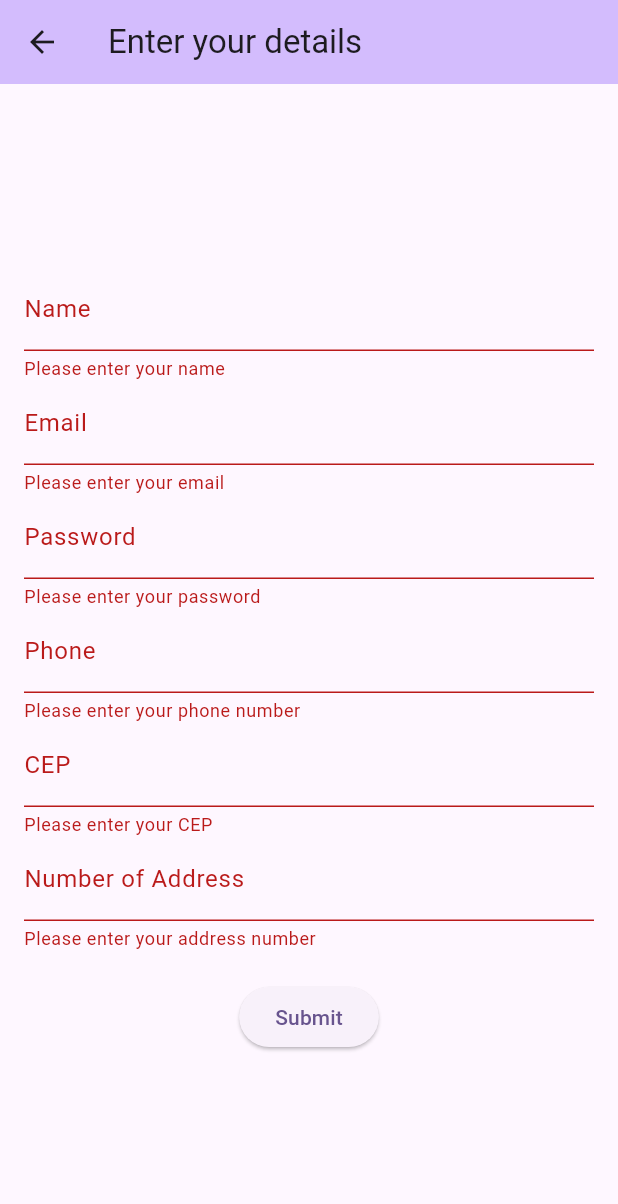
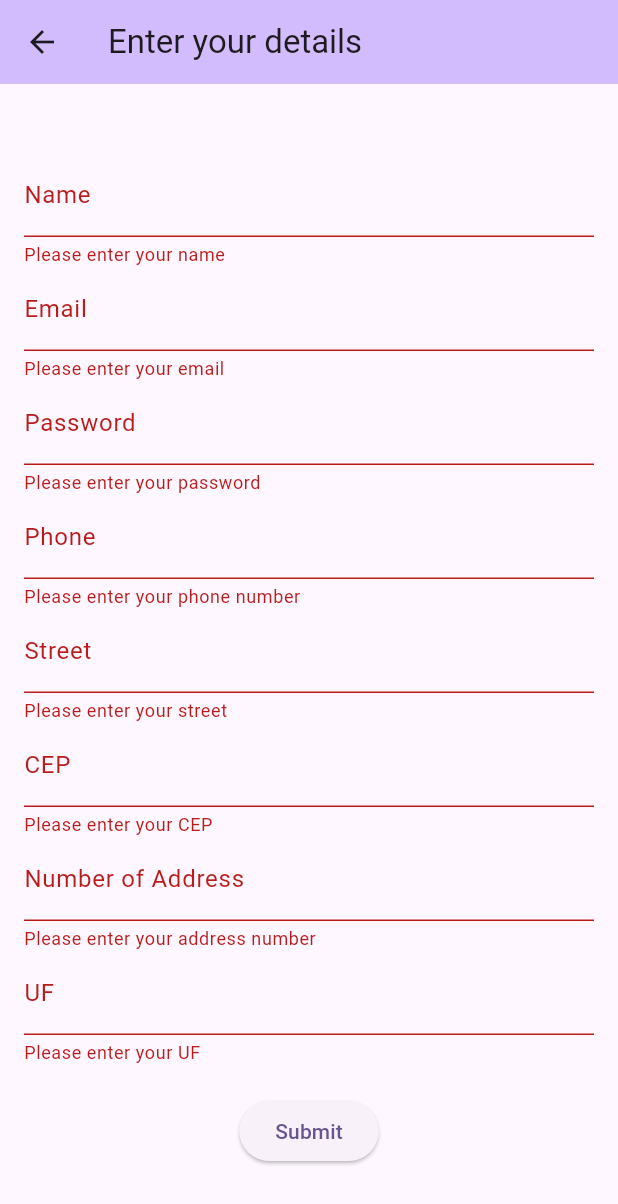
Before and after one commit to rayanabonfanti/quickfix, a Flutter app: the UserFormPage screen opened directly, after a tap on "Submit", on a phone screen of 412 x 824 dp. Shown: the top 1204 px of the screen. Run offline on Flutter 3.47's test engine with Material 3 defaults, Android fonts, the phone set to English and light mode, and no system bars; our stand-ins replace flutter_dotenv, supabase_flutter; accounts and stored records are empty.

```diff
--- /dev/null
+++ b/lib/tests/UserFormPage.dart
@@ -0,0 +1,174 @@
+import 'package:flutter/material.dart';
+import 'package:supabase_flutter/supabase_flutter.dart';
+
+class UserFormPage extends StatefulWidget {
+  const UserFormPage({super.key});
+
+  @override
+  State<UserFormPage> createState() => _UserFormPageState();
+}
+
+class _UserFormPageState extends State<UserFormPage> {
+  final GlobalKey<FormState> _formKey = GlobalKey<FormState>();
+  final TextEditingController _nameController = TextEditingController();
+  final TextEditingController _emailController = TextEditingController();
+  final TextEditingController _passwordController = TextEditingController();
+  final TextEditingController _phoneController = TextEditingController();
+  final TextEditingController _cepController = TextEditingController();
+  final TextEditingController _addressNumberController = TextEditingController();
+  final TextEditingController _streetController = TextEditingController();
+  final TextEditingController _ufController = TextEditingController();
+
+  @override
+  Widget build(BuildContext context) {
+    return Scaffold(
+      appBar: AppBar(
+        backgroundColor: Theme.of(context).colorScheme.inversePrimary,
+        title: const Text('Enter your details'),
+      ),
+      body: Center(
+        child: Padding(
+          padding: const EdgeInsets.all(16.0),
+          child: Form(
+            key: _formKey,
+            child: SingleChildScrollView(
+              child: Column(
+                mainAxisAlignment: MainAxisAlignment.center,
+                children: [
+                  TextFormField(
+                    controller: _nameController,
+                    decoration: const InputDecoration(labelText: 'Name'),
+                    validator: (value) {
+                      if (value == null || value.isEmpty) {
+                        return 'Please enter your name';
+                      }
+                      return null;
+                    },
+                  ),
+                  TextFormField(
+                    controller: _emailController,
+                    decoration: const InputDecoration(labelText: 'Email'),
+                    validator: (value) {
+                      if (value == null || value.isEmpty) {
+                        return 'Please enter your email';
+                      }
+                      return null;
+                    },
+                  ),
+                  TextFormField(
+                    controller: _passwordController,
+                    decoration: const InputDecoration(labelText: 'Password'),
+                    obscureText: true,
+                    validator: (value) {
+                      if (value == null || value.isEmpty) {
+                        return 'Please enter your password';
+                      }
+                      return null;
+                    },
+                  ),
+                  TextFormField(
+                    controller: _phoneController,
+                    decoration: const InputDecoration(labelText: 'Phone'),
+                    validator: (value) {
+                      if (value == null || value.isEmpty) {
+                        return 'Please enter your phone number';
+                      }
+                      return null;
+                    },
+                  ),
+                  TextFormField(
+                    controller: _streetController,
+                    decoration: const InputDecoration(labelText: 'Street'),
+                    validator: (value) {
+                      if (value == null || value.isEmpty) {
+                        return 'Please enter your street';
+                      }
+                      return null;
+                    },
+                  ),
+                  TextFormField(
+                    controller: _cepController,
+                    decoration: const InputDecoration(labelText: 'CEP'),
+                    validator: (value) {
+                      if (value == null || value.isEmpty) {
+                        return 'Please enter your CEP';
+                      }
+                      return null;
+                    },
+                  ),
+                  TextFormField(
+                    controller: _addressNumberController,
+                    decoration: const InputDecoration(labelText: 'Number of Address'),
+                    validator: (value) {
+                      if (value == null || value.isEmpty) {
+                        return 'Please enter your address number';
+                      }
+                      return null;
+                    },
+                  ),
+                  TextFormField(
+                    controller: _ufController,
+                    decoration: const InputDecoration(labelText: 'UF'),
+                    validator: (value) {
+                      if (value == null || value.isEmpty) {
+                        return 'Please enter your UF';
+                      }
+                      return null;
+                    },
+                  ),
+                  const SizedBox(height: 20),
+                  ElevatedButton(
+                    onPressed: () async {
+                      if (_formKey.currentState?.validate() ?? false) {
+                        final scaffoldMessenger = ScaffoldMessenger.of(context);
+                        final navigator = Navigator.of(context);
+
+                        // Insert address first
+                        final response = await Supabase.instance.client.from('address').insert({
+                          'number': _addressNumberController.text,
+                          'street': _streetController.text,
+                          'uf': _ufController.text,
+                          'cep': _cepController.text,
+                        }).select();
+
+                        print('response: $response');
+
+                        if (response.isEmpty) {
+                          scaffoldMessenger.showSnackBar(
+                            const SnackBar(content: Text('Error inserting address')),
+                          );
+                          return;
+                        }
+
+                        final addressId = response[0]['id'];
+
+                        print('addressId: $addressId');
+                        // Insert user with addressId
+                        final userResponse = await Supabase.instance.client.from('users').insert({
+                          'name': _nameController.text,
+                          'email': _emailController.text,
+                          'password': _passwordController.text,
+                          'phone': _phoneController.text,
+                          'addressId': addressId,
+                        }).select();
+
+                        if (userResponse.isEmpty) {
+                          scaffoldMessenger.showSnackBar(
+                            const SnackBar(content: Text('Error inserting user')),
+                          );
+                        } else {
+                          navigator.pop();
+                        }
+                      }
+                    },
+                    child: const Text('Submit'),
+                  ),
+                ],
+              ),
+            ),
+          ),
+        ),
+      ),
+    );
+  }
+}
--- a/lib/tests/test_user_form_page.dart
+++ /dev/null
@@ -1,118 +0,0 @@
-import 'package:flutter/material.dart';
-import 'package:supabase_flutter/supabase_flutter.dart';
-
-class UserFormPage extends StatefulWidget {
-  const UserFormPage({super.key});
-
-  @override
-  State<UserFormPage> createState() => _UserFormPageState();
-}
-
-class _UserFormPageState extends State<UserFormPage> {
-  final GlobalKey<FormState> _formKey = GlobalKey<FormState>();
-  final TextEditingController _nameController = TextEditingController();
-  final TextEditingController _emailController = TextEditingController();
-  final TextEditingController _passwordController = TextEditingController();
-  final TextEditingController _phoneController = TextEditingController();
-  final TextEditingController _cepController = TextEditingController();
-  final TextEditingController _addressNumberController = TextEditingController();
-
-  @override
-  Widget build(BuildContext context) {
-    return Scaffold(
-      appBar: AppBar(
-        backgroundColor: Theme.of(context).colorScheme.inversePrimary,
-        title: const Text('Enter your details'),
-      ),
-      body: Center(
-        child: Padding(
-          padding: const EdgeInsets.all(16.0),
-          child: Form(
-            key: _formKey,
-            child: Column(
-              mainAxisAlignment: MainAxisAlignment.center,
-              children: [
-                TextFormField(
-                  controller: _nameController,
-                  decoration: const InputDecoration(labelText: 'Name'),
-                  validator: (value) {
-                    if (value == null || value.isEmpty) {
-                      return 'Please enter your name';
-                    }
-                    return null;
-                  },
-                ),
-                TextFormField(
-                  controller: _emailController,
-                  decoration: const InputDecoration(labelText: 'Email'),
-                  validator: (value) {
-                    if (value == null || value.isEmpty) {
-                      return 'Please enter your email';
-                    }
-                    return null;
-                  },
-                ),
-                TextFormField(
-                  controller: _passwordController,
-                  decoration: const InputDecoration(labelText: 'Password'),
-                  obscureText: true,
-                  validator: (value) {
-                    if (value == null || value.isEmpty) {
-                      return 'Please enter your password';
-                    }
-                    return null;
-                  },
-                ),
-                TextFormField(
-                  controller: _phoneController,
-                  decoration: const InputDecoration(labelText: 'Phone'),
-                  validator: (value) {
-                    if (value == null || value.isEmpty) {
-                      return 'Please enter your phone number';
-                    }
-                    return null;
-                  },
-                ),
-                TextFormField(
-                  controller: _cepController,
-                  decoration: const InputDecoration(labelText: 'CEP'),
-                  validator: (value) {
-                    if (value == null || value.isEmpty) {
-                      return 'Please enter your CEP';
-                    }
-                    return null;
-                  },
-                ),
-                TextFormField(
-                  controller: _addressNumberController,
-                  decoration: const InputDecoration(labelText: 'Number of Address'),
-                  validator: (value) {
-                    if (value == null || value.isEmpty) {
-                      return 'Please enter your address number';
-                    }
-                    return null;
-                  },
-                ),
-                const SizedBox(height: 20),
-                ElevatedButton(
-                  onPressed: () async {
-                    if (_formKey.currentState?.validate() ?? false) {
-                      await Supabase.instance.client.from('users').insert({
-                        'name': _nameController.text,
-                        'email': _emailController.text,
-                        'password': _passwordController.text,
-                        'phone': _phoneController.text,
-                      });
-                      Navigator.of(context).pop();
-                    }
-                  },
-                  child: const Text('Submit'),
-                ),
-              ],
-            ),
-          ),
-        ),
-      ),
-    );
-  }
-}
--- a/pubspec.yaml
+++ b/pubspec.yaml
@@ -17,9 +17,10 @@ dependencies:
 dev_dependencies:
   flutter_test:
     sdk: flutter
-
+  flutter_dotenv: ^5.0.2
   supabase_flutter: ^2.5.11
   flutter_lints: ^2.0.0
+  # multidex: ^2.0.1
 
 flutter:
 
```
Also changed, not shown: lib/config/supabase_config.dart (+12 -4 lines), lib/main.dart (+25 -5 lines), pubspec.lock, 10 other files.
